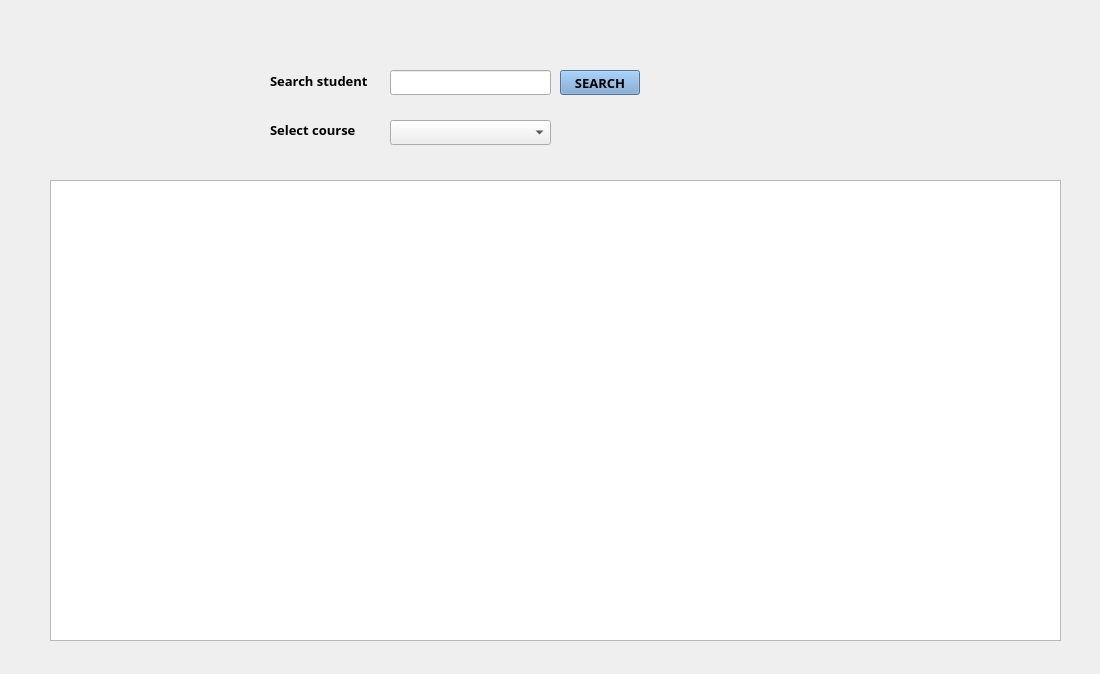
This is details.ui in casalete/ErasmusIo as Qt 5 draws it before an edit. The edited form follows.
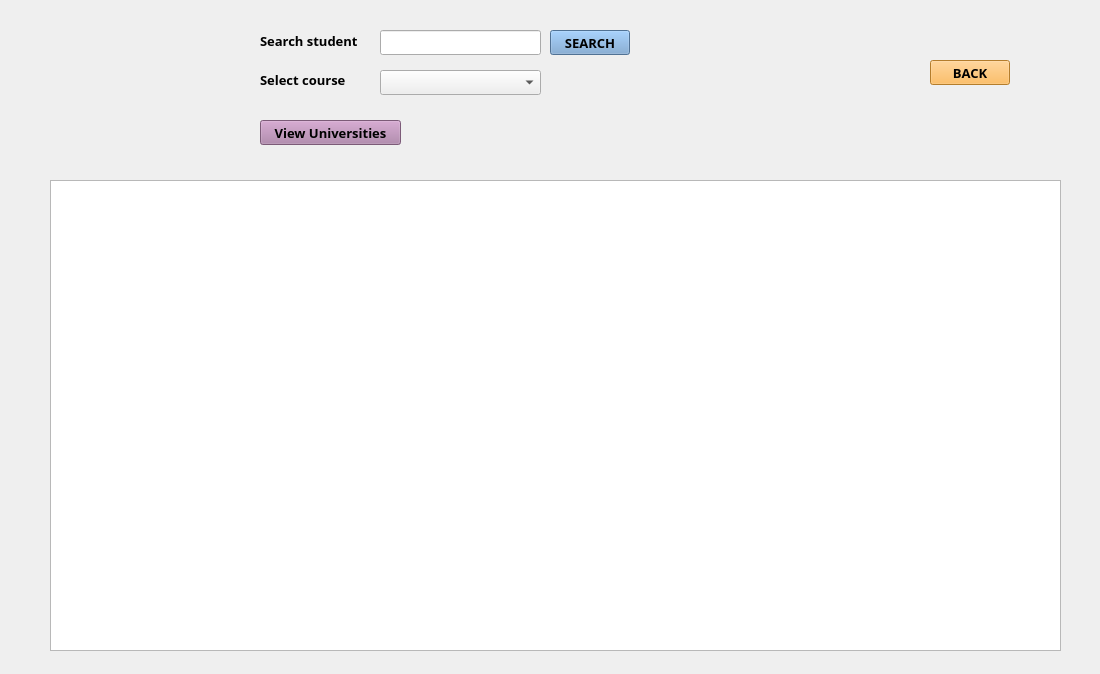
This is the edited form. Icons and pictures are not drawn.

The edit to the form file:
```diff
--- a/details.ui
+++ b/details.ui
@@ -19,8 +19,8 @@
   <widget class="QLineEdit" name="lineEdit_searchStudent">
    <property name="geometry">
     <rect>
-     <x>390</x>
-     <y>70</y>
+     <x>380</x>
+     <y>30</y>
      <width>161</width>
      <height>25</height>
     </rect>
@@ -37,8 +37,8 @@
   <widget class="QPushButton" name="pushButton_search">
    <property name="geometry">
     <rect>
-     <x>560</x>
-     <y>70</y>
+     <x>550</x>
+     <y>30</y>
      <width>80</width>
      <height>25</height>
     </rect>
@@ -61,8 +61,8 @@
   <widget class="QComboBox" name="comboBox_selectCourse">
    <property name="geometry">
     <rect>
-     <x>390</x>
-     <y>120</y>
+     <x>380</x>
+     <y>70</y>
      <width>161</width>
      <height>25</height>
     </rect>
@@ -79,8 +79,8 @@
   <widget class="QLabel" name="label_selectCourse">
    <property name="geometry">
     <rect>
-     <x>270</x>
-     <y>120</y>
+     <x>260</x>
+     <y>70</y>
      <width>101</width>
      <height>20</height>
     </rect>
@@ -103,8 +103,8 @@
   <widget class="QLabel" name="label_searchStudent">
    <property name="geometry">
     <rect>
-     <x>270</x>
-     <y>70</y>
+     <x>260</x>
+     <y>30</y>
      <width>111</width>
      <height>21</height>
     </rect>
@@ -131,10 +131,58 @@
      <x>50</x>
      <y>180</y>
      <width>1011</width>
-     <height>461</height>
+     <height>471</height>
     </rect>
    </property>
   </widget>
+  <widget class="QPushButton" name="viewUniversities">
+   <property name="geometry">
+    <rect>
+     <x>260</x>
+     <y>120</y>
+     <width>141</width>
+     <height>25</height>
+    </rect>
+   </property>
+   <property name="font">
+    <font>
+     <family>Courier 10 Pitch</family>
+     <pointsize>10</pointsize>
+     <weight>75</weight>
+     <bold>true</bold>
+    </font>
+   </property>
+   <property name="styleSheet">
+    <string notr="true">background: rgb(173, 127, 168);</string>
+   </property>
+   <property name="text">
+    <string>View Universities</string>
+   </property>
+  </widget>
+  <widget class="QPushButton" name="back">
+   <property name="geometry">
+    <rect>
+     <x>930</x>
+     <y>60</y>
+     <width>80</width>
+     <height>25</height>
+    </rect>
+   </property>
+   <property name="font">
+    <font>
+     <family>Courier 10 Pitch</family>
+     <pointsize>10</pointsize>
+     <weight>75</weight>
+     <bold>true</bold>
+    </font>
+   </property>
+   <property name="styleSheet">
+    <string notr="true">background: rgb(252, 175, 62);</string>
+   </property>
+   <property name="text">
+    <string>BACK</string>
+   </property>
+  </widget>
  </widget>
  <resources/>
  <connections/>
```
Left out of the diff: 2 changed lines with no effect on the pictures.
